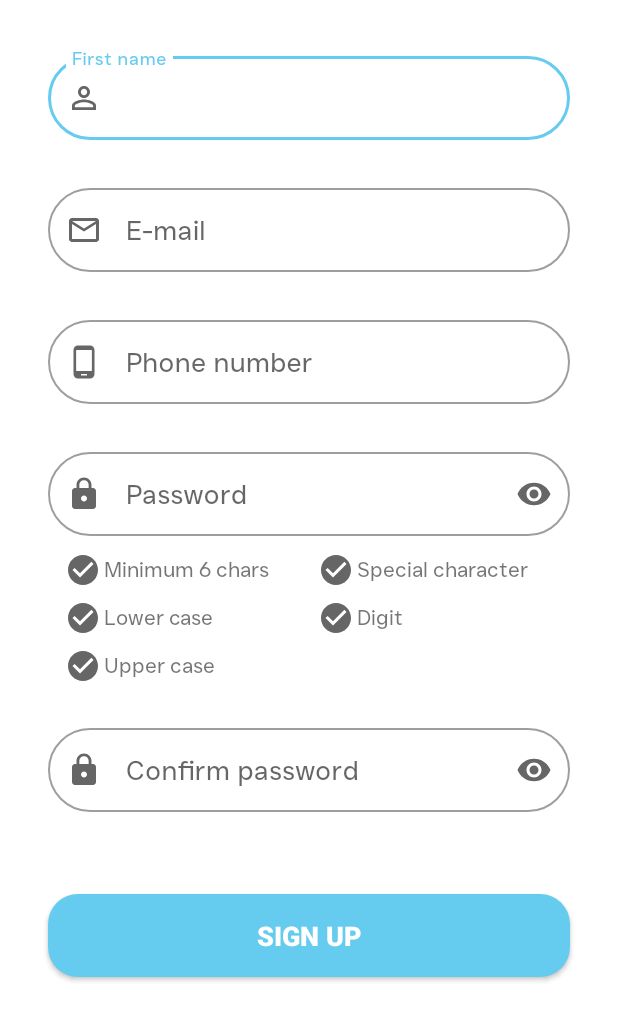
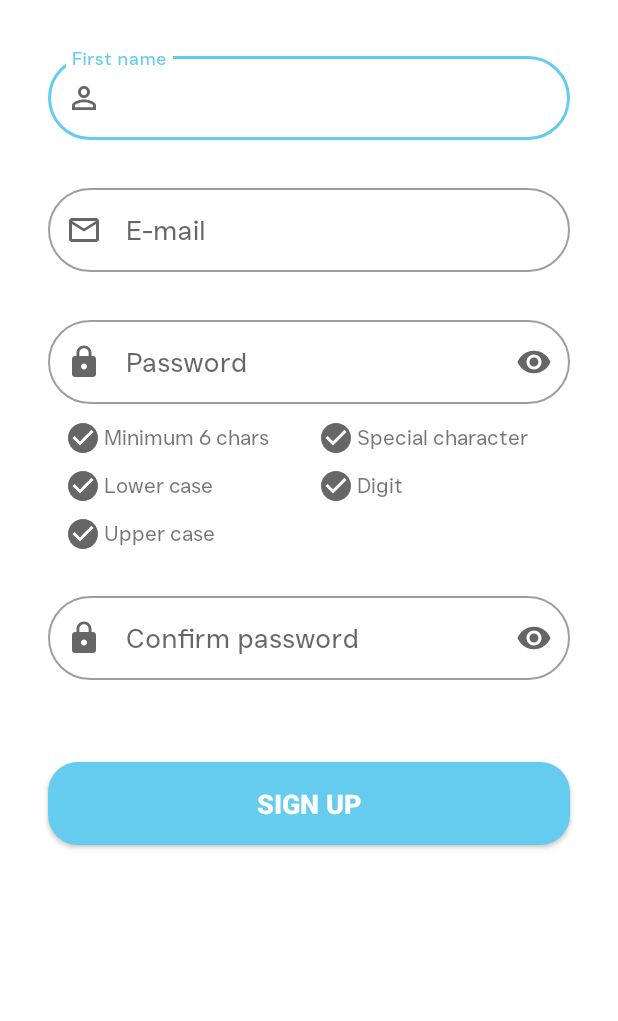
Before and after one commit to xFilipW/Quick-Code, an Android app: the fragment SignUpTabFragment shown on its own in the app's theme, on a phone screen of 412 x 824 dp. Shown: the top 1021 px of the screen. Run offline under Robolectric (Android 15) with nearby library versions, the phone set to English and light mode, and no system bars; our stand-ins replace Firebase (no records; nobody signed in at launch, a user with empty details on screens opened directly); 2 statements that could not run were skipped.

Commit message:
feat: remove phone number field from sign up tab fragment

```diff
--- a/app/src/main/res/layout/signup_tab_fragment.xml
+++ b/app/src/main/res/layout/signup_tab_fragment.xml
@@ -71,37 +71,6 @@
         </com.google.android.material.textfield.TextInputLayout>
 
         <com.google.android.material.textfield.TextInputLayout
-            android:id="@+id/textInputLayoutPhoneNumber"
-            style="@style/Widget.MaterialComponents.TextInputLayout.OutlinedBox"
-            android:layout_width="match_parent"
-            android:layout_height="wrap_content"
-            android:layout_marginHorizontal="32dp"
-            android:layout_marginTop="0dp"
-            android:hint="@string/sign_up_page_hint_phone_number"
-            android:minHeight="88dp"
-            app:boxCornerRadiusBottomEnd="30dp"
-            app:boxCornerRadiusBottomStart="30dp"
-            app:boxCornerRadiusTopEnd="30dp"
-            app:boxCornerRadiusTopStart="30dp"
-            app:errorIconDrawable="@null"
-            app:layout_constraintEnd_toEndOf="parent"
-            app:layout_constraintStart_toStartOf="parent"
-            app:layout_constraintTop_toBottomOf="@+id/textInputLayoutEmail"
-            app:startIconDrawable="@drawable/ic_phone">
-
-            <com.google.android.material.textfield.TextInputEditText
-                android:id="@+id/phoneNumber"
-                android:layout_width="match_parent"
-                android:layout_height="56dp"
-                android:fontFamily="@font/just"
-                android:imeOptions="actionNext"
-                android:inputType="phone"
-                android:maxLength="11"
-                android:maxLines="1"
-                android:textSize="18sp" />
-        </com.google.android.material.textfield.TextInputLayout>
-
-        <com.google.android.material.textfield.TextInputLayout
             android:id="@+id/textInputLayoutPassword"
             style="@style/Widget.MaterialComponents.TextInputLayout.OutlinedBox"
             android:layout_width="match_parent"
@@ -118,7 +87,7 @@
             app:errorIconDrawable="@null"
             app:layout_constraintEnd_toEndOf="parent"
             app:layout_constraintStart_toStartOf="parent"
-            app:layout_constraintTop_toBottomOf="@+id/textInputLayoutPhoneNumber"
+            app:layout_constraintTop_toBottomOf="@+id/textInputLayoutEmail"
             app:startIconDrawable="@drawable/ic_password">
 
             <com.google.android.material.textfield.TextInputEditText
```
